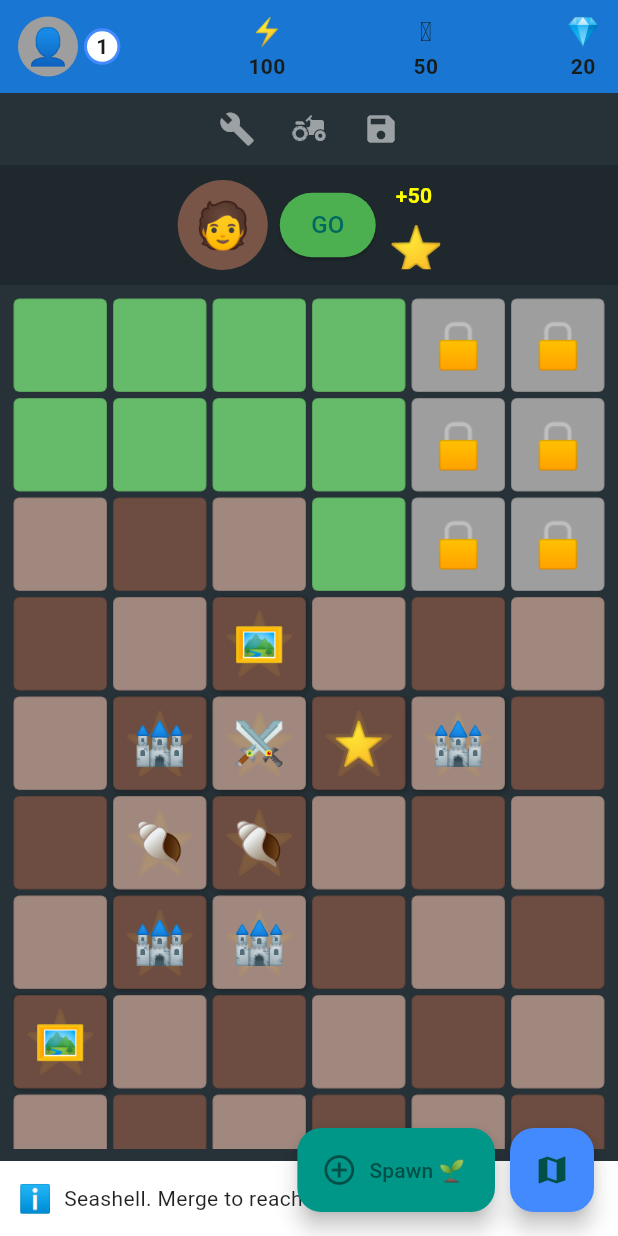
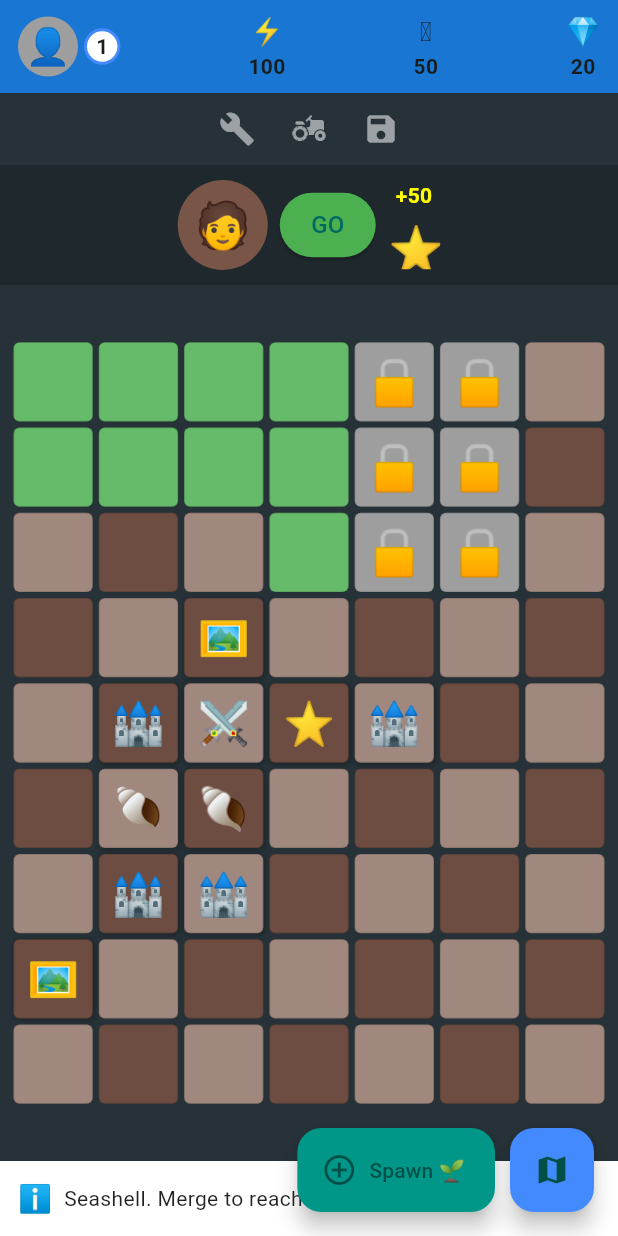
Before and after one commit to Intiserahmed/Merger, a Flutter app: the screen it shows after launch, on a phone screen of 412 x 824 dp. Run offline on Flutter 3.47's test engine with Material 3 defaults, Android fonts, the phone set to English and light mode, and no system bars; our stand-ins replace flutter_riverpod, isar; accounts and stored records are empty; generated files the repository leaves out were written again; statements that could not run were skipped.

Commit message:
GRID FIXED

```diff
--- a/lib/providers/grid_provider.dart
+++ b/lib/providers/grid_provider.dart
@@ -47,8 +47,8 @@ const int mineEnergyCost = 2;
 const int workshopEnergyCost = 3;
 
 // Constants moved from expansion_provider to be central here
-const int rowCount = 11; // Keep existing grid size for now
-const int colCount = 6;
+const int rowCount = 9; // New: 9 rows
+const int colCount = 7; // New: 7 columns
 
 class GridNotifier extends StateNotifier<List<List<TileData>>> {
   final Ref ref; // Add ref to access other providers
--- a/lib/providers/order_provider.dart
+++ b/lib/providers/order_provider.dart
@@ -33,9 +33,9 @@ final List<Order> _possibleOrders = [
   ),
   Order(
     id: 'order_sword_5', // Example: Order for base items
-    requiredItemId: '⚔️',
-    requiredCount: 5,
-    rewardCoins: 30,
+    requiredItemId: '🌳',
+    requiredCount: 2,
+    rewardCoins: 400,
     rewardXp: 5,
   ),
   // Add more diverse orders
--- a/lib/widgets/game_grid_screen.dart
+++ b/lib/widgets/game_grid_screen.dart
@@ -160,14 +160,7 @@ class GameGridScreen extends ConsumerWidget {
                   fit: BoxFit.contain,
                   size: 30,
                 ),
-              // --- Item Background (Star concept for items) ---
-              if (tileData.isItem)
-                const Center(
-                  child: Text(
-                    '⭐', // Placeholder for star tile background
-                    style: TextStyle(fontSize: 40, color: Colors.black12),
-                  ),
-                ),
+              // --- Item Background (Star concept for items) --- REMOVED
               // --- Item Layer (Conditional) ---
               if (tileData.itemImagePath != null)
                 _buildTileContent(
@@ -201,8 +194,8 @@ class GameGridScreen extends ConsumerWidget {
 
         // Wrap content in SizedBox for consistent sizing
         content = SizedBox(
-          width: 55, // Adjust size as needed
-          height: 55,
+          width: 50, // New smaller size
+          height: 50, // New smaller size
           child: content,
         );
 
@@ -211,30 +204,54 @@ class GameGridScreen extends ConsumerWidget {
         if (isDraggable) {
           return Draggable<TileDropData>(
             data: TileDropData(row: row, col: col, tileData: tileData),
+            // Feedback: Only the item image/emoji
             feedback: Material(
               color: Colors.transparent,
               child: SizedBox(
-                width: 60, // Feedback slightly larger
-                height: 60,
-                child: Opacity(opacity: 0.75, child: content),
-              ),
-            ),
-            childWhenDragging: SizedBox(
-              width: 55,
-              height: 55,
-              child: Container(
-                margin: const EdgeInsets.all(1.0),
-                decoration: BoxDecoration(
-                  color: backgroundColor.withOpacity(0.5), // Dimmed background
-                  border: Border.all(
-                    color: Colors.black.withOpacity(0.4),
-                    width: 1.0,
-                  ),
-                  borderRadius: BorderRadius.circular(4.0),
+                width: 45, // Slightly smaller feedback visual
+                height: 45,
+                child: _buildTileContent(
+                  tileData
+                      .itemImagePath!, // Assured to be non-null by isDraggable check
+                  size: 40, // Make dragged item slightly larger
                 ),
               ),
             ),
-            child: content,
+            // ChildWhenDragging: The original tile without the item
+            childWhenDragging: SizedBox(
+              width: 50, // Match new smaller size
+              height: 50, // Match new smaller size
+              child: Container(
+                // Rebuild the tile content *without* the item layer
+                key: ValueKey('dragging_${row}_${col}'), // Unique key
+                margin: const EdgeInsets.all(1.0),
+                decoration: BoxDecoration(
+                  color: backgroundColor, // Keep original background
+                  border: Border.all(
+                    color: Colors.black.withOpacity(0.2),
+                    width: 0.5,
+                  ),
+                  boxShadow: null, // No shadow when item is being dragged away
+                  borderRadius: BorderRadius.circular(4.0),
+                ),
+                child: Stack(
+                  fit: StackFit.expand,
+                  alignment: Alignment.center,
+                  children: [
+                    // Base Layer (Generator/Locked) - Should not be draggable anyway, but include for completeness
+                    if (tileData.isGenerator || tileData.isLocked)
+                      _buildTileContent(
+                        tileData.baseImagePath,
+                        fit: BoxFit.contain,
+                        size: 30,
+                      ),
+                    // Item Background (Star concept) - REMOVED
+                    // --- Item Layer is intentionally OMITTED here ---
+                  ],
+                ),
+              ),
+            ),
+            child: content, // The original full tile content
           );
         } else {
           // --- GestureDetector for Taps (Locked, Generators, Empty) ---
```
Also changed, not shown: 2 other files.
